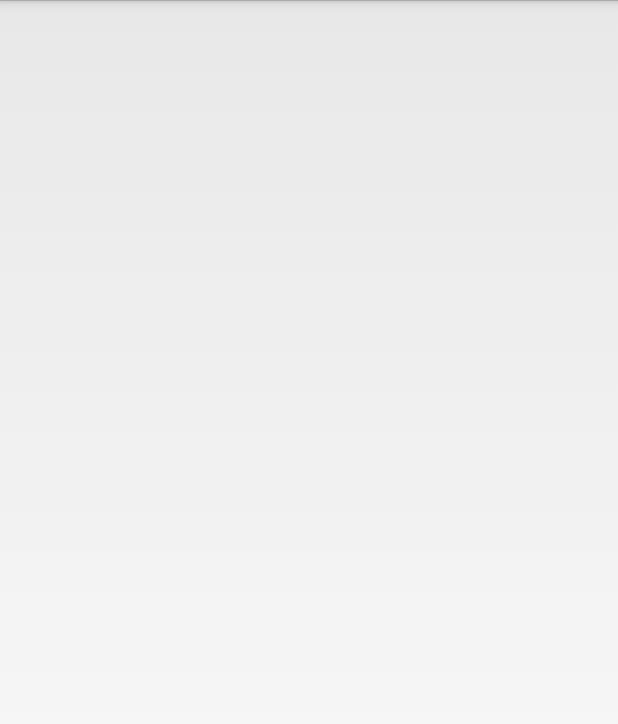
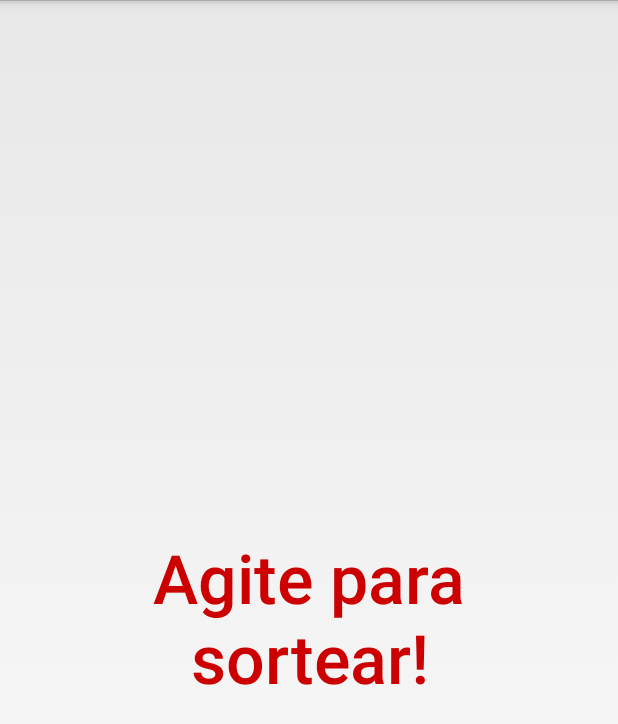
Before and after one commit to pedrofsn/AgiteParaSortear, an Android app: the ActivitySorteio screen opened directly, with no data from a screen before it, on a phone screen of 412 x 824 dp. Shown: the top 724 px of the screen. Run offline under Robolectric (Android 15) with nearby library versions, the phone set to English and light mode, and no system bars.

Commit message:
String moviada para o xml resource

```diff
--- /dev/null
+++ b/app/src/main/java/agite/para/sortear/IShakeListener.java
@@ -0,0 +1,8 @@
+package agite.para.sortear;
+
+/**
+ * Created by pedro.sousa on 15/10/2014.
+ */
+public interface IShakeListener {
+    public void onShake(int countShakes);
+}
--- /dev/null
+++ b/app/src/main/res/layout/activity_sorteio.xml
@@ -0,0 +1,29 @@
+<FrameLayout xmlns:android="http://schemas.android.com/apk/res/android"
+    xmlns:tools="http://schemas.android.com/tools"
+    android:layout_width="match_parent"
+    android:id="@+id/frameLayout"
+    android:padding="@dimen/margin"
+    android:layout_height="match_parent"
+    tools:context=".ActivityMain">
+
+    <RelativeLayout
+        android:id="@+id/relativeLayoutBackground"
+        android:layout_width="match_parent"
+        android:layout_height="match_parent"
+        android:paddingLeft="@dimen/margin" >
+
+
+        <TextView
+            android:textColor="#cc0000"
+            android:fontFamily="sans-serif-light"
+            android:textStyle="bold"
+            android:gravity="center"
+            android:textSize="@dimen/textView"
+            android:text="@string/agite_para_sortear"
+            android:id="@+id/textViewResultado"
+            android:layout_centerInParent="true"
+            android:layout_width="wrap_content"
+            android:layout_height="wrap_content" />
+
+    </RelativeLayout>
+</FrameLayout>
--- /dev/null
+++ b/app/src/main/res/values-sw600dp/dimens.xml
@@ -0,0 +1,4 @@
+<resources>
+    <dimen name="margin">16dp</dimen>
+    <dimen name="textView">65sp</dimen>
+</resources>
--- a/app/src/main/res/values/strings.xml
+++ b/app/src/main/res/values/strings.xml
@@ -3,5 +3,6 @@
 
     <string name="app_name">Agite para Sortear</string>
     <string name="sortear_um_numero_entre">Sortear um número entre 0 e</string>
+    <string name="agite_para_sortear">Agite para sortear!</string>
 
 </resources>
```
Also changed, not shown: app/src/main/res/drawable-xxxhdpi/ic_launcher.png (added).
